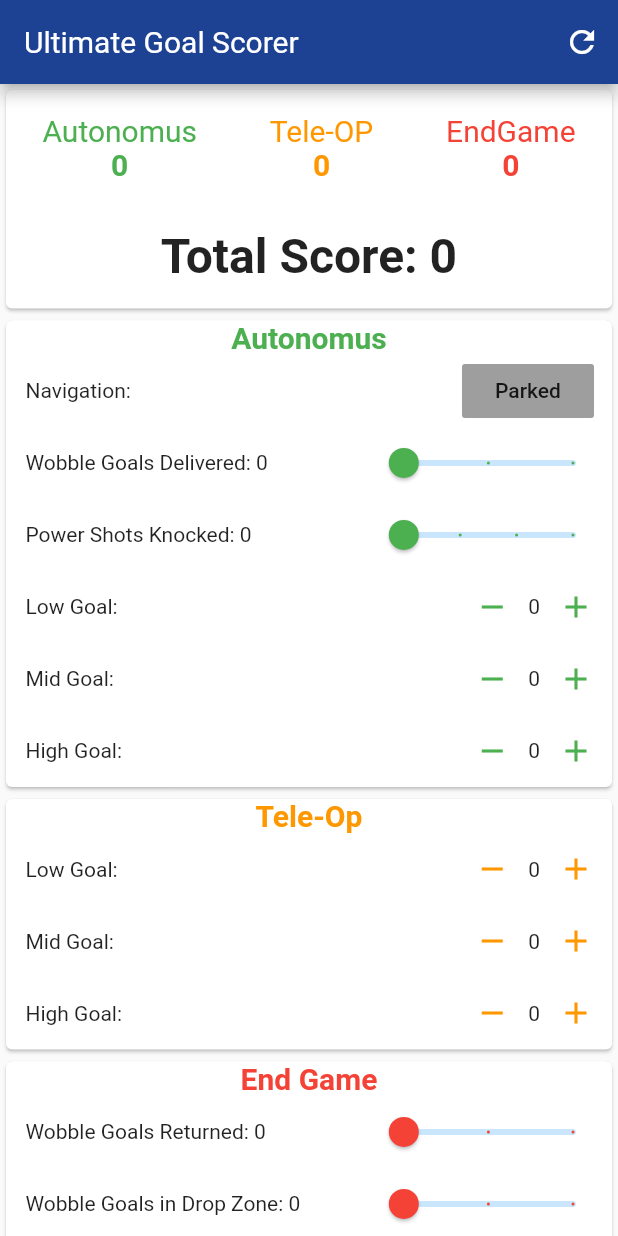
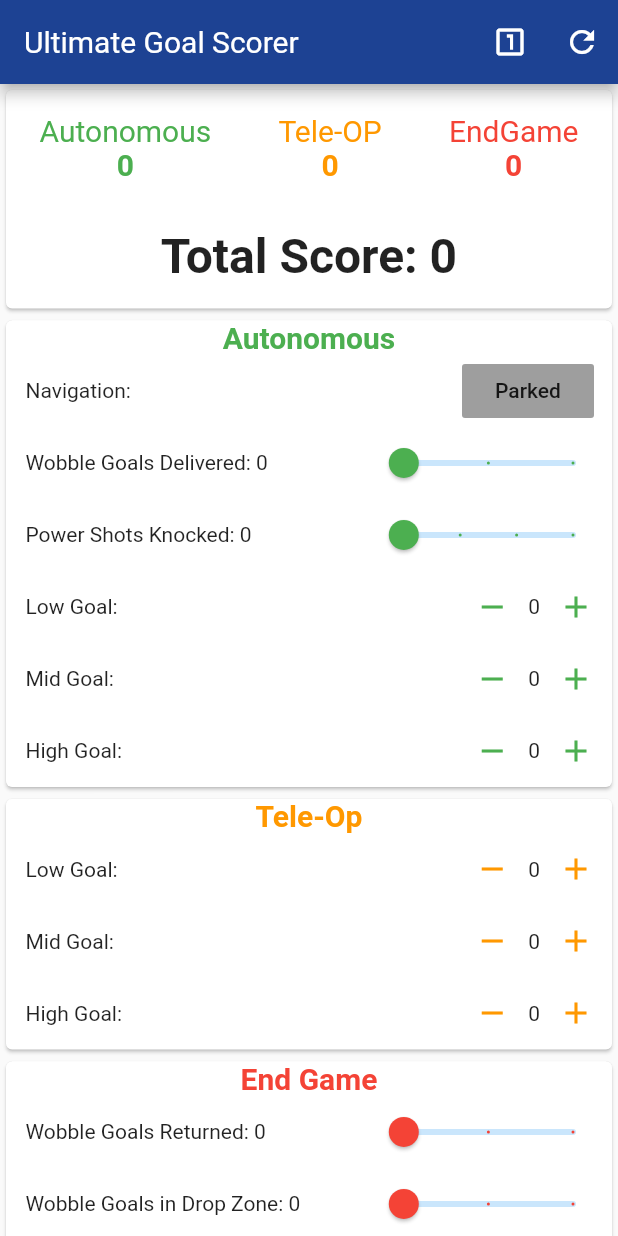
Before and after one commit to crackerOil/Freight-Frenzy-Scorer, a Flutter app: the screen it shows after launch, on a phone screen of 412 x 824 dp. Run offline on Flutter 3.47's test engine with Material 2 defaults, Android fonts, the phone set to English and light mode, and no system bars; Roboto replaces fonts that are missing (OpenSans).

Commit message:
Added traditional functionality + fixed typos.

```diff
--- a/lib/main.dart
+++ b/lib/main.dart
@@ -2,6 +2,7 @@ import 'package:flutter/material.dart';
 import 'package:provider/provider.dart';
 import 'package:ugscorer/screens/scorer_screen.dart';
 import './providers/scores.dart';
+import './providers/game_type.dart';
 void main() {
   runApp(MyApp());
 }
@@ -14,7 +15,10 @@ class MyApp extends StatelessWidget {
       providers: [
         ChangeNotifierProvider(
           create: (_) => FinalScores(),
-        )
+        ),
+        ChangeNotifierProvider(
+          create: (_) => GameType(),
+        ),
       ],
       child: MaterialApp(
         debugShowCheckedModeBanner: false,
--- /dev/null
+++ b/lib/providers/game_type.dart
@@ -0,0 +1,11 @@
+import 'package:flutter/cupertino.dart';
+import 'package:flutter/material.dart';
+
+class GameType with ChangeNotifier {
+  bool traditional = false;
+
+  void updateGameType() {
+    traditional = !traditional;
+    notifyListeners();
+  }
+}
--- a/lib/providers/scores.dart
+++ b/lib/providers/scores.dart
@@ -1,18 +1,21 @@
 import 'package:flutter/foundation.dart';
 import 'package:flutter/material.dart';
-class Autonomus {
+class Autonomous {
   int wobblesDelivered;
   int powershotsKnocked;
   int lowGoal;
   int midGoal;
   int highGoal;
-  int parkedRobots;
+  bool parkedRobot1;
+  bool parkedRobot2;
+  bool traditional;
 
-  Autonomus({
+  Autonomous({
     @required this.highGoal,
     @required this.lowGoal,
     @required this.midGoal,
-    @required this.parkedRobots,
+    @required this.parkedRobot1,
+    @required this.parkedRobot2,
     @required this.powershotsKnocked,
     @required this.wobblesDelivered,
   });
@@ -43,20 +46,21 @@ class EndGame {
 }
 
 class FinalScores with ChangeNotifier {
-  Autonomus _autoScore ;
+  Autonomous _autoScore ;
   Teleop _teleopScore ;
   EndGame _endgameScore;
-  FinalScores({Autonomus autonomus, Teleop teleop, EndGame endGame}) {
-    _autoScore = autonomus ?? Autonomus(highGoal: 0, lowGoal: 0, midGoal: 0, parkedRobots: 0, powershotsKnocked: 0, wobblesDelivered: 0);
+  FinalScores({Autonomous autonomous, Teleop teleop, EndGame endGame}) {
+    _autoScore = autonomous ?? Autonomous(highGoal: 0, lowGoal: 0, midGoal: 0, parkedRobot1: false, parkedRobot2: false, powershotsKnocked: 0, wobblesDelivered: 0);
     _teleopScore = teleop ?? Teleop(highGoal: 0, midGoal: 0, lowGoal: 0);
     _endgameScore = endGame ?? EndGame(powershotsKnocked: 0, ringsOnWobble: 0, wobblesDropped: 0, wobblesReturned: 0);
   }
-  Autonomus get autoDetails => _autoScore;
+  Autonomous get autoDetails => _autoScore;
   Teleop get teleopDetails => _teleopScore;
   EndGame get endgameDetails => _endgameScore;
   int get autoScore {
     return 15 * _autoScore.wobblesDelivered +
-        5 * _autoScore.parkedRobots +
+        5 * (_autoScore.parkedRobot1 ? 1 : 0) +
+        5 * (_autoScore.parkedRobot2 ? 1 : 0) +
         3 * _autoScore.lowGoal +
         6 * _autoScore.midGoal +
         12 * _autoScore.highGoal +
@@ -77,7 +81,7 @@ class FinalScores with ChangeNotifier {
 
   int get totalScore => autoScore + teleopScore + endgameScore;
 
-  void updateAutonomus({int wobblesDelivered =-1, int powershotsKnocked=-1, int lowGoal=-1, int midGoal=-1, int highGoal=-1, int parkedRobots=-1}) {
+  void updateAutonomous({int wobblesDelivered =-1, int powershotsKnocked=-1, int lowGoal=-1, int midGoal=-1, int highGoal=-1, bool parkedRobot1, bool parkedRobot2}) {
     if(wobblesDelivered !=-1 && wobblesDelivered <= 2)
       _autoScore.wobblesDelivered = wobblesDelivered;
     if(powershotsKnocked !=-1 && powershotsKnocked <=3)
@@ -88,8 +92,10 @@ class FinalScores with ChangeNotifier {
       _autoScore.midGoal = midGoal;
     if(highGoal !=-1)
       _autoScore.highGoal = highGoal;
-    if(parkedRobots !=-1 && parkedRobots <=1)
-      _autoScore.parkedRobots = parkedRobots;
+    if(parkedRobot1 != null)
+      _autoScore.parkedRobot1 = parkedRobot1;
+    if(parkedRobot2 != null)
+      _autoScore.parkedRobot2 = parkedRobot2;
     notifyListeners();
   }
 
@@ -114,8 +120,9 @@ class FinalScores with ChangeNotifier {
       _endgameScore.ringsOnWobble = ringsOnWobble;
     notifyListeners();
   }
+
   void resetScore () {
-    _autoScore = Autonomus(highGoal: 0, lowGoal: 0, midGoal: 0, parkedRobots: 0, powershotsKnocked: 0, wobblesDelivered: 0);
+    _autoScore = Autonomous(highGoal: 0, lowGoal: 0, midGoal: 0, parkedRobot1: false, parkedRobot2: false, powershotsKnocked: 0, wobblesDelivered: 0);
     _teleopScore = Teleop(highGoal: 0, midGoal: 0, lowGoal: 0);
     _endgameScore = EndGame(powershotsKnocked: 0, ringsOnWobble: 0, wobblesDropped: 0, wobblesReturned: 0);
     notifyListeners();
--- a/lib/screens/scorer_screen.dart
+++ b/lib/screens/scorer_screen.dart
@@ -1,6 +1,7 @@
 import 'package:flutter/material.dart';
 import 'package:provider/provider.dart';
 import 'package:ugscorer/providers/scores.dart';
+import 'package:ugscorer/providers/game_type.dart';
 import 'package:ugscorer/widgets/autonomus.dart';
 import 'package:ugscorer/widgets/endgame.dart';
 import 'package:ugscorer/widgets/teleop.dart';
@@ -8,12 +9,18 @@ import 'package:ugscorer/widgets/total_scores.dart';
 
 class ScorerScreen extends StatelessWidget {
   static const routeName = '/scorer-screen';
+
   @override
   Widget build(BuildContext context) {
     final scores = Provider.of<FinalScores>(context);
+    final gameType = Provider.of<GameType>(context);
     final appBar = AppBar(
       title: Text('Ultimate Goal Scorer'),
       actions: [
+        IconButton(icon: gameType.traditional
+	  ? Icon(Icons.looks_two_outlined)
+	  : Icon(Icons.looks_one_outlined),
+	  onPressed: gameType.updateGameType),
         IconButton(icon: Icon(Icons.refresh), onPressed: scores.resetScore)
       ],
     );
@@ -34,7 +41,7 @@ class ScorerScreen extends StatelessWidget {
                 MediaQuery.of(context).padding.top)) *
                 0.8,
             child: ListView(
-              children: [AutonomusScore(), TeleOp(), EndGameCard()],
+              children: [AutonomousScore(), TeleOp(), EndGameCard()],
             ),
           )
         ],
--- a/lib/widgets/autonomus.dart
+++ b/lib/widgets/autonomus.dart
@@ -1,21 +1,72 @@
 import 'package:flutter/material.dart';
 import 'package:provider/provider.dart';
 import '../providers/scores.dart';
+import '../providers/game_type.dart';
 
-class AutonomusScore extends StatefulWidget {
+class AutonomousScore extends StatefulWidget {
   @override
-  _AutonomusScoreState createState() => _AutonomusScoreState();
+  _AutonomousScoreState createState() => _AutonomousScoreState();
 }
 
-class _AutonomusScoreState extends State<AutonomusScore> {
+class _AutonomousScoreState extends State<AutonomousScore> {
   @override
   Widget build(BuildContext context) {
     final scores = Provider.of<FinalScores>(context);
+    final gameType = Provider.of<GameType>(context);
+    final navigationList = <Widget>[
+      SizedBox(width: 13),
+      Text('Navigation: '),
+      Spacer(),
+      Container(
+          padding: EdgeInsets.only(right: 12),
+          child: FlatButton(
+            onPressed: () {
+              setState(() {
+                if (!scores.autoDetails.parkedRobot1)
+                  scores.updateAutonomous(parkedRobot1: true);
+                else
+                  scores.updateAutonomous(parkedRobot1: false);
+              });
+              },
+            child: Text('Parked'),
+            color: scores.autoDetails.parkedRobot1
+                ? Colors.green
+                : Colors.grey,
+          )
+      ),
+    ];
+
+    if (gameType.traditional) {
+      navigationList.add(
+          Container(
+              padding: EdgeInsets.only(right: 12),
+              child: FlatButton(
+                onPressed: () {
+                  setState(() {
+                    if (!scores.autoDetails.parkedRobot2)
+                      scores.updateAutonomous(parkedRobot2: true);
+                    else
+                      scores.updateAutonomous(parkedRobot2: false);
+                  });
+                  },
+                child: Text('Parked'),
+                color: scores.autoDetails.parkedRobot2
+                    ? Colors.green
+                    : Colors.grey,
+              )
+          )
+      );
+    } else {
+      WidgetsBinding.instance.addPostFrameCallback((_) => setState(() {
+        scores.updateAutonomous(parkedRobot2: false);
+      }));
+    }
+
     return Card(
         child: Column(
       children: [
         Text(
-          'Autonomus',
+          'Autonomous',
           style: TextStyle(
             fontWeight: FontWeight.bold,
             fontSize: 20,
@@ -23,27 +74,7 @@ class _AutonomusScoreState extends State<AutonomusScore> {
           ),
         ),
         Row(
-          children: [
-            SizedBox(width: 13),
-            Text('Navigation: '),
-            Spacer(),
-            Container(
-                padding: EdgeInsets.only(right: 12),
-                child: FlatButton(
-                  onPressed: () {
-                    setState(() {
-                      if (scores.autoDetails.parkedRobots == 0)
-                        scores.updateAutonomus(parkedRobots: 1);
-                      else
-                        scores.updateAutonomus(parkedRobots: 0);
-                    });
-                  },
-                  child: Text('Parked'),
-                  color: scores.autoDetails.parkedRobots == 1
-                      ? Colors.green
-                      : Colors.grey,
-                ))
-          ],
+          children: navigationList,
         ),
         Row(
           children: [
@@ -58,7 +89,7 @@ class _AutonomusScoreState extends State<AutonomusScore> {
                   value: 1.0 * scores.autoDetails.wobblesDelivered,
                   onChanged: (val) {
                     setState(() {
-                      scores.updateAutonomus(wobblesDelivered: val.round());
+                      scores.updateAutonomous(wobblesDelivered: val.round());
                     });
                   },
                   min: 0.0,
@@ -81,7 +112,7 @@ class _AutonomusScoreState extends State<AutonomusScore> {
                 value: 1.0 * scores.autoDetails.powershotsKnocked,
                 onChanged: (val) {
                   setState(() {
-                    scores.updateAutonomus(powershotsKnocked: val.round());
+                    scores.updateAutonomous(powershotsKnocked: val.round());
                   });
                 },
                 min: 0.0,
@@ -105,7 +136,7 @@ class _AutonomusScoreState extends State<AutonomusScore> {
                 onPressed: () {
                   setState(
                     () {
-                      scores.updateAutonomus(
+                      scores.updateAutonomous(
                           lowGoal: scores.autoDetails.lowGoal - 1);
                     },
                   );
@@ -115,7 +146,7 @@ class _AutonomusScoreState extends State<AutonomusScore> {
                 icon: Icon(Icons.add, color: Colors.green),
                 onPressed: () {
                   setState(() {
-                    scores.updateAutonomus(
+                    scores.updateAutonomous(
                         lowGoal: scores.autoDetails.lowGoal + 1);
                   });
                 }),
@@ -130,7 +161,7 @@ class _AutonomusScoreState extends State<AutonomusScore> {
                 icon: Icon(Icons.remove, color: Colors.green),
                 onPressed: () {
                   setState(() {
-                    scores.updateAutonomus(
+                    scores.updateAutonomous(
                         midGoal: scores.autoDetails.midGoal - 1);
                   });
                 }),
@@ -139,7 +170,7 @@ class _AutonomusScoreState extends State<AutonomusScore> {
                 icon: Icon(Icons.add, color: Colors.green),
                 onPressed: () {
                   setState(() {
-                    scores.updateAutonomus(
+                    scores.updateAutonomous(
                         midGoal: scores.autoDetails.midGoal + 1);
                   });
                 }),
@@ -154,7 +185,7 @@ class _AutonomusScoreState extends State<AutonomusScore> {
                 icon: Icon(Icons.remove, color: Colors.green),
                 onPressed: () {
                   setState(() {
-                    scores.updateAutonomus(
+                    scores.updateAutonomous(
                         highGoal: scores.autoDetails.highGoal - 1);
                   });
                 }),
@@ -163,7 +194,7 @@ class _AutonomusScoreState extends State<AutonomusScore> {
                 icon: Icon(Icons.add, color: Colors.green),
                 onPressed: () {
                   setState(() {
-                    scores.updateAutonomus(
+                    scores.updateAutonomous(
                         highGoal: scores.autoDetails.highGoal + 1);
                   });
                 }),
--- a/lib/widgets/total_scores.dart
+++ b/lib/widgets/total_scores.dart
@@ -16,7 +16,7 @@ class Scoreboard extends StatelessWidget {
             Column(
               children: <Widget>[
                 Text(
-                  'Autonomus',
+                  'Autonomous',
                   style: TextStyle(
                     color: Colors.green,
                     fontSize: 20,
```
Also changed, not shown: pubspec.lock.
